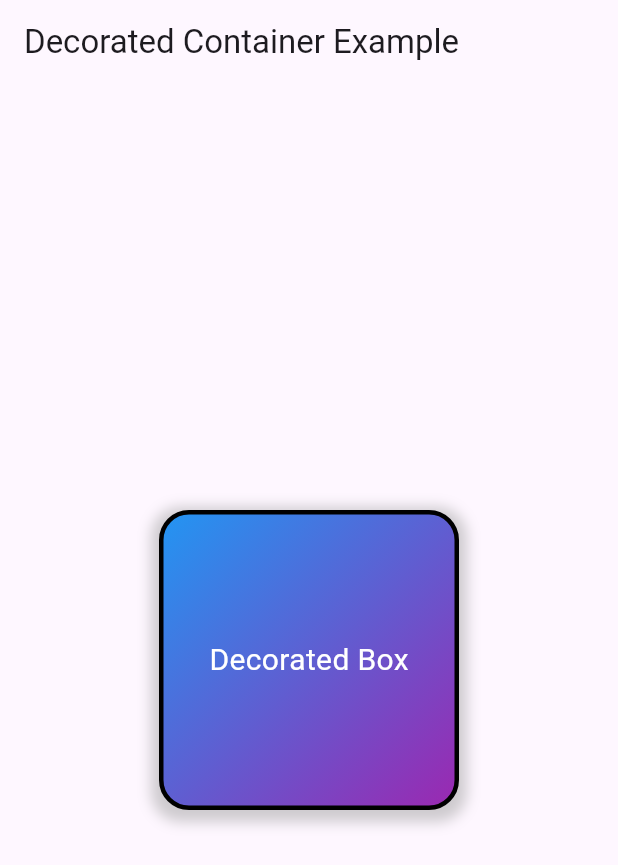
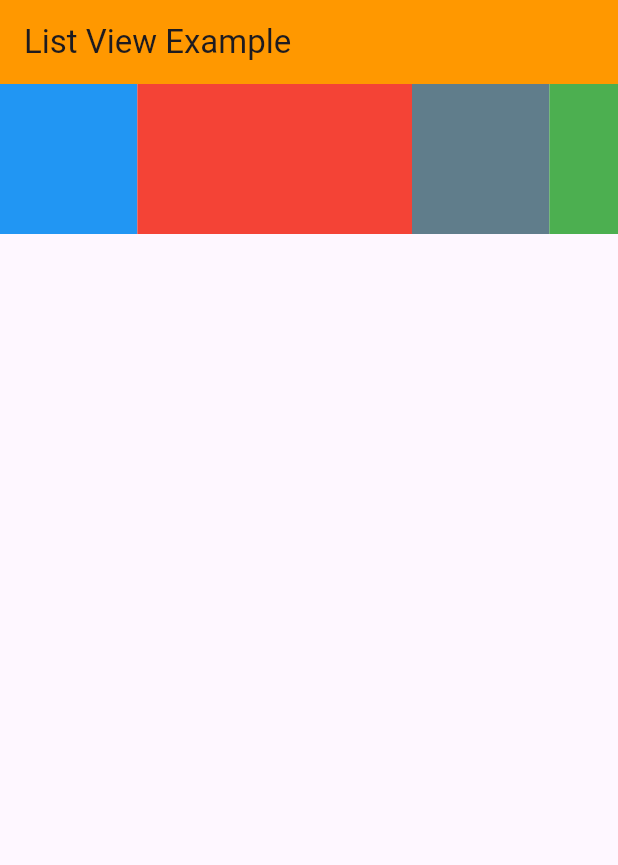
Before and after one commit to sazal11/Flutter_Basic, a Flutter app: the screen it shows after launch, on a phone screen of 412 x 824 dp. Shown: the top 865 px of the screen. Run offline on Flutter 3.47's test engine with Material 3 defaults, Android fonts, the phone set to English and light mode, and no system bars.

Commit message:
expanded widget Example one

```diff
--- a/lib/main.dart
+++ b/lib/main.dart
@@ -3,7 +3,7 @@ import 'dart:async';
 import 'package:flutter/material.dart';
 
 void main() {
-  runApp(const DecoratedContainerExample());
+  runApp(const ExpandedWidgetExample());
 }
 
 class MyApp extends StatelessWidget {
@@ -1141,3 +1141,55 @@ class DecoratedContainerExample extends StatelessWidget {
     );
   }
 }
+
+class ExpandedWidgetExample extends StatelessWidget {
+  const ExpandedWidgetExample({super.key});
+
+  @override
+  Widget build(BuildContext context) {
+    return MaterialApp(
+      home: Scaffold(
+          appBar: AppBar(
+              backgroundColor: Colors.orange,
+              title: const Text('List View Example')),
+          body: Row(
+            //mainAxisAlignment: MainAxisAlignment.center,
+            children: [
+              Expanded(
+                flex: 2,
+                child: Container(
+                  width: 50,
+                  height: 100,
+                  color: Colors.blue,
+                ),
+              ),
+              Expanded(
+                flex: 4,
+                child: Container(
+                  width: 50,
+                  height: 100,
+                  color: Colors.red,
+                ),
+              ),
+               Expanded(
+                flex: 2,
+                 child: Container(
+                  width: 50,
+                  height: 100,
+                  color: Colors.blueGrey,
+                               ),
+               ),
+               Expanded(
+                flex: 1,
+                 child: Container(
+                  width: 50,
+                  height: 100,
+                  color: Colors.green,
+                               ),
+               )
+            ],
+          )
+          ),
+    );
+  }
+}
```
